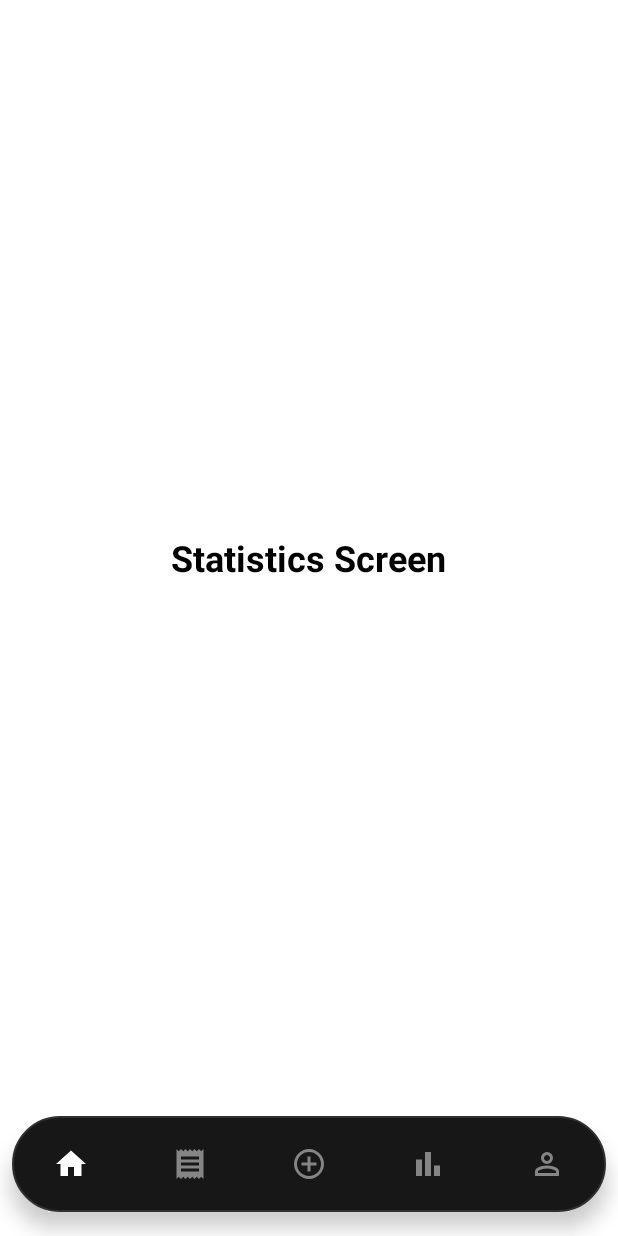
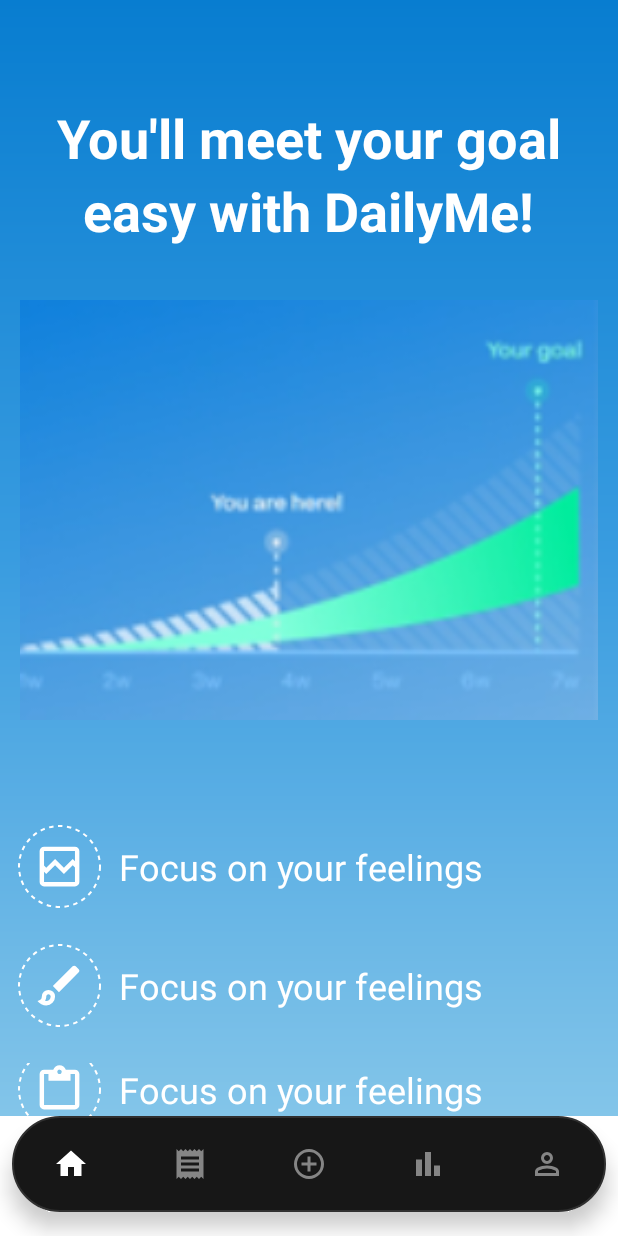
Before and after one commit to ACADEMICsi/MobileApps-FirstApp, an Android app: the fragment StatisticsFragment placed in its activity, on a phone screen of 412 x 824 dp. Run offline under Robolectric (Android 15) with nearby library versions, the phone set to English and light mode, and no system bars; 1 statement that could not run was skipped.

Commit message:
satistics Fragment implemented

```diff
--- /dev/null
+++ b/app/src/main/res/drawable/circle_dashed_white.xml
@@ -0,0 +1,12 @@
+<?xml version="1.0" encoding="utf-8"?>
+<shape xmlns:android="http://schemas.android.com/apk/res/android" android:shape="oval">
+
+    <solid  />
+    <stroke android:color="@color/white"
+        android:width="1.5dp"
+        android:dashWidth="3dp"
+        android:dashGap="3dp" />
+
+
+
+</shape>
--- /dev/null
+++ b/app/src/main/res/drawable/ic_brush.xml
@@ -0,0 +1,9 @@
+<vector xmlns:android="http://schemas.android.com/apk/res/android"
+    android:width="24dp"
+    android:height="24dp"
+    android:viewportWidth="24"
+    android:viewportHeight="24">
+  <path
+      android:pathData="M6,21q-1.13,0 -2.22,-0.55T2,19q0.65,0 1.33,-0.51T4,17q0,-1.25 0.88,-2.13T7,14t2.13,0.88T10,17q0,1.65 -1.17,2.82T6,21ZM6,19q0.83,0 1.41,-0.59T8,17q0,-0.43 -0.29,-0.71T7,16q-0.42,0 -0.71,0.29T6,17q0,0.57 -0.14,1.05q-0.14,0.47 -0.36,0.9Q5.63,19 5.75,19T6,19ZM11.75,15L9,12.25L17.95,3.3q0.28,-0.27 0.69,-0.29T19.35,3.3L20.7,4.65Q21,4.95 21,5.35t-0.3,0.7L11.75,15ZM7,17Z"
+      android:fillColor="#FFFFFF"/>
+</vector>
--- /dev/null
+++ b/app/src/main/res/drawable/ic_clipboard.xml
@@ -0,0 +1,9 @@
+<vector xmlns:android="http://schemas.android.com/apk/res/android"
+    android:width="24dp"
+    android:height="24dp"
+    android:viewportWidth="24"
+    android:viewportHeight="24">
+  <path
+      android:pathData="M5,21q-0.83,0 -1.41,-0.59T3,19L3,5Q3,4.17 3.59,3.59T5,3L9.18,3q0.28,-0.88 1.07,-1.44T12,1q1,0 1.79,0.56T14.85,3L19,3q0.83,0 1.41,0.59T21,5L21,19q0,0.82 -0.59,1.41T19,21L5,21ZM5,19L19,19L19,5L17,5L17,8L7,8L7,5L5,5L5,19ZM12.71,4.71Q13,4.42 13,4q0,-0.43 -0.29,-0.71T12,3T11.29,3.29T11,4q0,0.42 0.29,0.71T12,5t0.71,-0.29Z"
+      android:fillColor="#FFFFFF"/>
+</vector>
--- /dev/null
+++ b/app/src/main/res/drawable/ic_image.xml
@@ -0,0 +1,9 @@
+<vector xmlns:android="http://schemas.android.com/apk/res/android"
+    android:width="24dp"
+    android:height="24dp"
+    android:viewportWidth="24"
+    android:viewportHeight="24">
+  <path
+      android:pathData="M5,21q-0.83,0 -1.41,-0.59T3,19L3,5Q3,4.17 3.59,3.59T5,3L19,3q0.83,0 1.41,0.59T21,5L21,19q0,0.82 -0.59,1.41T19,21L5,21ZM6,12.57l4,-4l4,4l4,-4l1,1L19,5L5,5v6.57l1,1ZM5,19L19,19L19,12.4l-1,-1l-4,4l-4,-4l-4,4l-1,-1L5,19ZM5,19L5,12.4v2L5,11.58v-2L5,5v6.57L5,14.4L5,19Z"
+      android:fillColor="#FFFFFF"/>
+</vector>
--- a/app/src/main/res/layout/fragment_statistics.xml
+++ b/app/src/main/res/layout/fragment_statistics.xml
@@ -2,18 +2,177 @@
 
 <LinearLayout
     xmlns:android="http://schemas.android.com/apk/res/android"
+    xmlns:app="http://schemas.android.com/apk/res-auto"
     android:layout_width="match_parent"
     android:layout_height="match_parent"
-    android:gravity="center"
     android:orientation="vertical"
-    android:background="#FFFFFF">
+    android:background="@drawable/bg_home_gradient">
 
-    <TextView
-        android:layout_width="wrap_content"
+    <View
+        android:id="@+id/view9"
+        android:layout_width="match_parent"
+        android:layout_height="35dp" />
+
+    <LinearLayout
+        android:layout_width="match_parent"
         android:layout_height="wrap_content"
-        android:text="Statistics Screen"
-        android:textSize="24sp"
-        android:textStyle="bold"
-        android:textColor="#000000"/>
+        android:orientation="vertical"
+        android:gravity="center"
+        android:layout_marginTop="32dp">
+
+        <TextView
+            android:layout_width="wrap_content"
+            android:layout_height="wrap_content"
+            android:text="You'll meet your goal"
+            android:textSize="36sp"
+            android:textStyle="bold"
+            android:textColor="@color/white"/>
+
+        <TextView
+            android:layout_width="wrap_content"
+            android:layout_height="wrap_content"
+            android:text="easy with DailyMe!"
+            android:textSize="36sp"
+            android:textStyle="bold"
+            android:textColor="@color/white"/>
+
+        <View
+            android:id="@+id/view8"
+            android:layout_width="match_parent"
+            android:layout_height="35dp" />
+
+
+
+    </LinearLayout>
+
+    <ImageView
+        android:id="@+id/imageView4"
+        android:layout_width="match_parent"
+        android:layout_height="280dp"
+        app:srcCompat="@drawable/graph" />
+
+    <View
+        android:id="@+id/view10"
+        android:layout_width="match_parent"
+        android:layout_height="70dp" />
+
+    <LinearLayout
+        android:layout_width="match_parent"
+        android:layout_height="wrap_content"
+        android:orientation="horizontal"
+        android:gravity="center">
+
+        <LinearLayout
+            android:layout_width="55dp"
+            android:layout_height="55dp"
+            android:orientation="vertical"
+            android:gravity="center"
+            android:layout_marginLeft="12dp"
+            android:background="@drawable/circle_dashed_white">
+
+                <ImageView
+                    android:id="@+id/imageView5"
+                    android:layout_width="35dp"
+                    android:layout_height="35dp"
+                    android:gravity="center"
+                    app:srcCompat="@drawable/ic_image"
+                    />
+
+        </LinearLayout>
+        <TextView
+            android:id="@+id/textView35"
+            android:layout_width="match_parent"
+            android:layout_height="wrap_content"
+            android:text="Focus on your feelings"
+            android:textSize="24sp"
+            android:textColor="@color/white"
+            android:layout_marginLeft="12dp"/>
+
+
+    </LinearLayout>
+
+    <LinearLayout
+        android:layout_width="match_parent"
+        android:layout_height="wrap_content"
+        android:orientation="horizontal"
+        android:gravity="center"
+        android:layout_marginTop="24dp"
+        >
+
+
+        <LinearLayout
+            android:layout_width="55dp"
+            android:layout_height="55dp"
+            android:orientation="vertical"
+            android:gravity="center"
+            android:layout_marginLeft="12dp"
+            android:background="@drawable/circle_dashed_white">
+
+            <ImageView
+                android:id="@+id/imageView6"
+                android:layout_width="35dp"
+                android:layout_height="35dp"
+                android:gravity="center"
+                app:srcCompat="@drawable/ic_brush"
+                />
+
+        </LinearLayout>
+        <TextView
+            android:id="@+id/textView36"
+            android:layout_width="match_parent"
+            android:layout_height="wrap_content"
+            android:text="Focus on your feelings"
+            android:textSize="24sp"
+            android:textColor="@color/white"
+            android:layout_marginLeft="12dp"/>
+
+
+    </LinearLayout>
+
+    <LinearLayout
+        android:layout_width="match_parent"
+        android:layout_height="wrap_content"
+        android:orientation="horizontal"
+        android:gravity="center"
+        android:layout_marginTop="24dp"
+        >
+
+
+        <LinearLayout
+            android:layout_width="55dp"
+            android:layout_height="55dp"
+            android:orientation="vertical"
+            android:gravity="center"
+            android:layout_marginLeft="12dp"
+            android:background="@drawable/circle_dashed_white">
+
+            <ImageView
+                android:id="@+id/imageView7"
+                android:layout_width="35dp"
+                android:layout_height="35dp"
+                android:gravity="center"
+                app:srcCompat="@drawable/ic_clipboard"
+                />
+
+        </LinearLayout>
+        <TextView
+            android:id="@+id/textView37"
+            android:layout_width="match_parent"
+            android:layout_height="wrap_content"
+            android:text="Focus on your feelings"
+            android:textSize="24sp"
+            android:textColor="@color/white"
+            android:layout_marginLeft="12dp"/>
+
+
+    </LinearLayout>
+
+    <LinearLayout
+        android:layout_width="match_parent"
+        android:layout_height="match_parent"
+        android:orientation="vertical">
+
+    </LinearLayout>
+
 
 </LinearLayout>
```
Also changed, not shown: app/src/main/res/drawable/graph.png (added).
